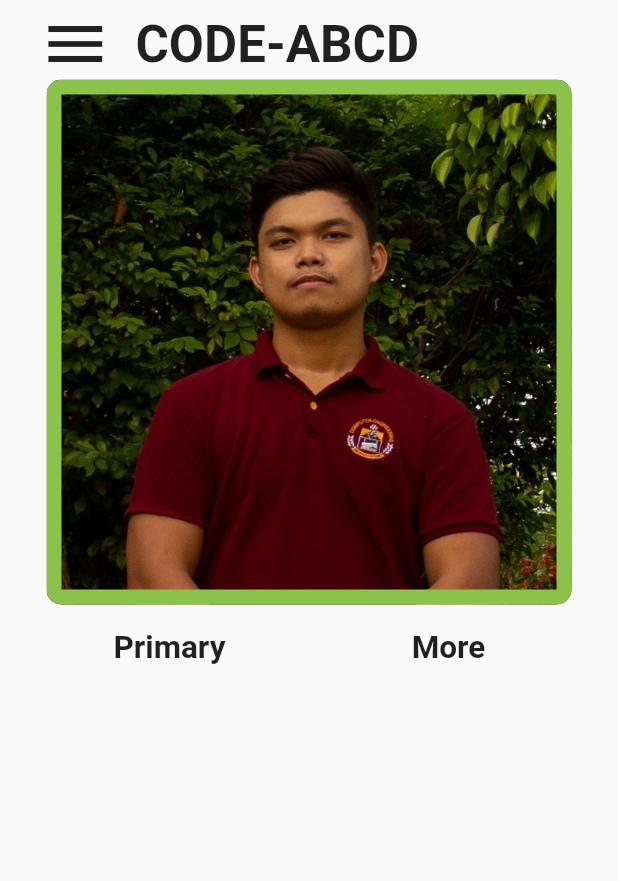
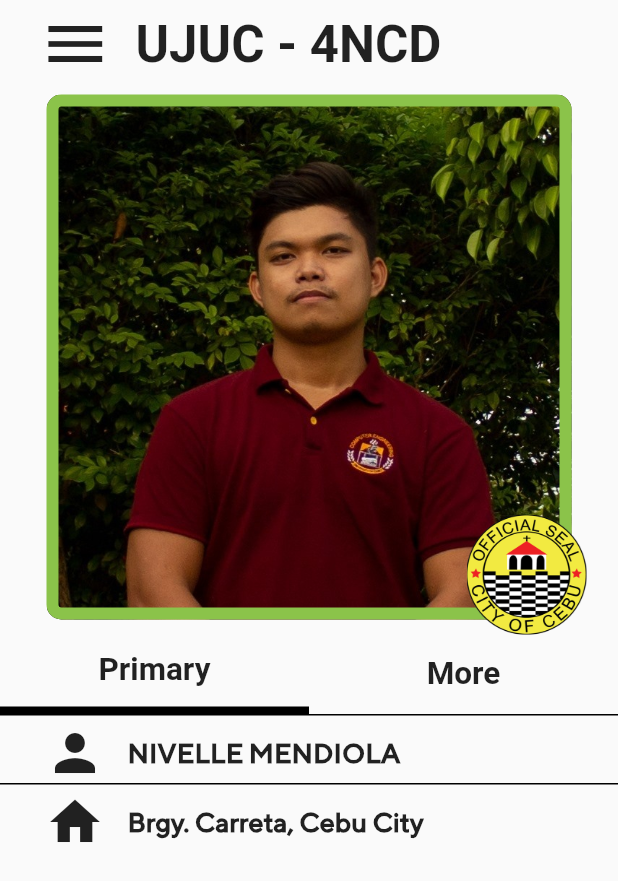
Before and after one commit to mendiolanivelle/-Flutter-Fake-Passapp, a Flutter app: the screen it shows after launch, on a phone screen of 412 x 824 dp. Shown: the top 881 px of the screen. Run offline on Flutter 3.47's test engine with Material 2 defaults, Android fonts, the phone set to English and light mode, and no system bars; our stand-ins replace bloc, equatable, flutter_bloc.

Commit message:
[Flutter Fake Passapp] - finish home page

```diff
--- a/lib/page/Home.dart
+++ b/lib/page/Home.dart
@@ -11,6 +11,9 @@ class _HomeState extends State<Home> {
     return Scaffold(
       body: SafeArea(
           child: Container(
+        child: Column(
+          children: <Widget>[
+            Container(
               padding: EdgeInsets.symmetric(horizontal: 20, vertical: 5),
               child: Column(
                 children: <Widget>[
@@ -27,12 +30,18 @@ class _HomeState extends State<Home> {
                     ),
                     Expanded(
                       child: Text(
-                  'CODE-ABCD',
-                  style: TextStyle(fontSize: 34, fontWeight: FontWeight.bold),
+                        'UJUC - 4NCD',
+                        style: TextStyle(
+                            fontSize: 34, fontWeight: FontWeight.bold),
                       ),
                       flex: 5,
                     ),
                   ]),
+                  SizedBox(
+                    height: 10,
+                  ),
+                  Stack(
+                    children: <Widget>[
                       Container(
                           height: 350,
                           width: 350,
@@ -44,23 +53,68 @@ class _HomeState extends State<Home> {
                                   ),
                                   fit: BoxFit.cover),
                               border: Border.all(
-                        width: 10,
+                                  width: 8,
                                   color: Colors.lightGreen,
                                   style: BorderStyle.solid))),
+                      Positioned(
+                        bottom: -10,
+                        right: -10,
+                        child: Container(
+                          height: 80,
+                          width: 80,
+                          decoration: BoxDecoration(
+                            borderRadius: BorderRadius.circular(0),
+                            image: DecorationImage(
+                                image: AssetImage(
+                                  'asset/img/passapp home official seal.png',
+                                ),
+                                fit: BoxFit.cover),
+                          ),
+                          child: FlatButton(
+                            onPressed: () {
+                              setState(() {
+                                showDialog(
+                                    context: context,
+                                    builder: (_) => AlertDialog(
+                                          content: Image(
+                                            fit: BoxFit.fill,
+                                            image: AssetImage(
+                                                'asset/img/passapp home QR code.png'),
+                                          ),
+                                        ),
+                                    barrierDismissible: true);
+                              });
+                            },
+                          ),
+                        ),
+                      )
+                    ],
+                    overflow: Overflow.visible,
+                  ),
                   SizedBox(
                     height: 5,
                   ),
-            Row(
+                ],
+              ),
+            ),
+            Container(
+              decoration:
+                  BoxDecoration(border: Border(bottom: BorderSide(width: 1))),
+              child: Row(
                 mainAxisSize: MainAxisSize.max,
                 children: <Widget>[
                   Expanded(
                     flex: 1,
+                    child: Container(
+                      decoration: BoxDecoration(
+                          border: Border(bottom: BorderSide(width: 5))),
                       child: FlatButton(
                         onPressed: () {},
                         child: Text(
                           'Primary',
-                      style:
-                          TextStyle(fontSize: 21, fontWeight: FontWeight.bold),
+                          style: TextStyle(
+                              fontSize: 21, fontWeight: FontWeight.bold),
+                        ),
                       ),
                     ),
                   ),
@@ -70,14 +124,72 @@ class _HomeState extends State<Home> {
                       onPressed: () {},
                       child: Text(
                         'More',
-                      style:
-                          TextStyle(fontSize: 21, fontWeight: FontWeight.bold),
+                        style: TextStyle(
+                            fontSize: 21, fontWeight: FontWeight.bold),
                       ),
                     ),
                   )
                 ],
               ),
-            Container()
+            ),
+            SizedBox(
+              height: 5,
+            ),
+            Container(
+              decoration:
+                  BoxDecoration(border: Border(bottom: BorderSide(width: 1))),
+              padding: EdgeInsets.symmetric(horizontal: 30),
+              child: Column(
+                children: <Widget>[
+                  Row(
+                    children: <Widget>[
+                      Icon(
+                        Icons.person,
+                        size: 40,
+                      ),
+                      SizedBox(
+                        width: 15,
+                      ),
+                      Text(
+                        'NIVELLE MENDIOLA',
+                        style: TextStyle(
+                            fontSize: 18,
+                            fontWeight: FontWeight.bold,
+                            fontFamily: 'NormMed'),
+                      )
+                    ],
+                  ),
+                ],
+              ),
+            ),
+            SizedBox(
+              height: 5,
+            ),
+            Container(
+              padding: EdgeInsets.symmetric(horizontal: 30),
+              child: Column(
+                children: <Widget>[
+                  Row(
+                    children: <Widget>[
+                      Icon(
+                        Icons.home,
+                        size: 40,
+                      ),
+                      SizedBox(
+                        width: 15,
+                      ),
+                      Text(
+                        'Brgy. Carreta, Cebu City',
+                        style: TextStyle(
+                            fontSize: 18,
+                            fontWeight: FontWeight.bold,
+                            fontFamily: 'NormMed'),
+                      )
+                    ],
+                  ),
+                ],
+              ),
+            )
           ],
         ),
       )),
```
Lines whose indentation alone changed are shown as unchanged.
